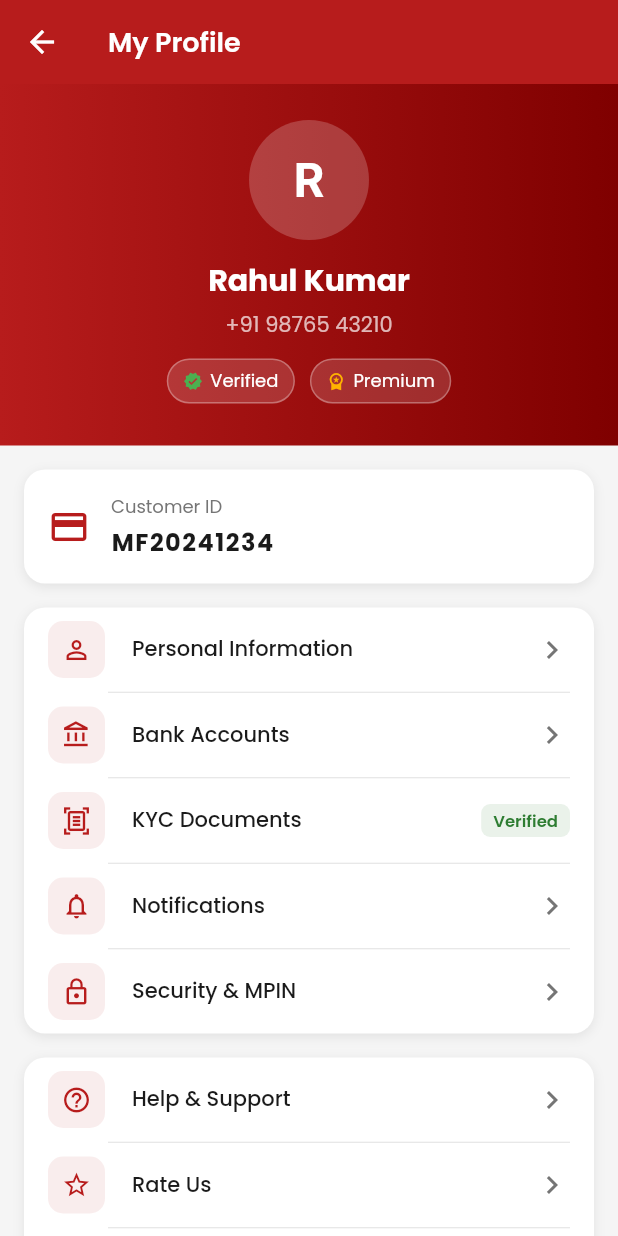
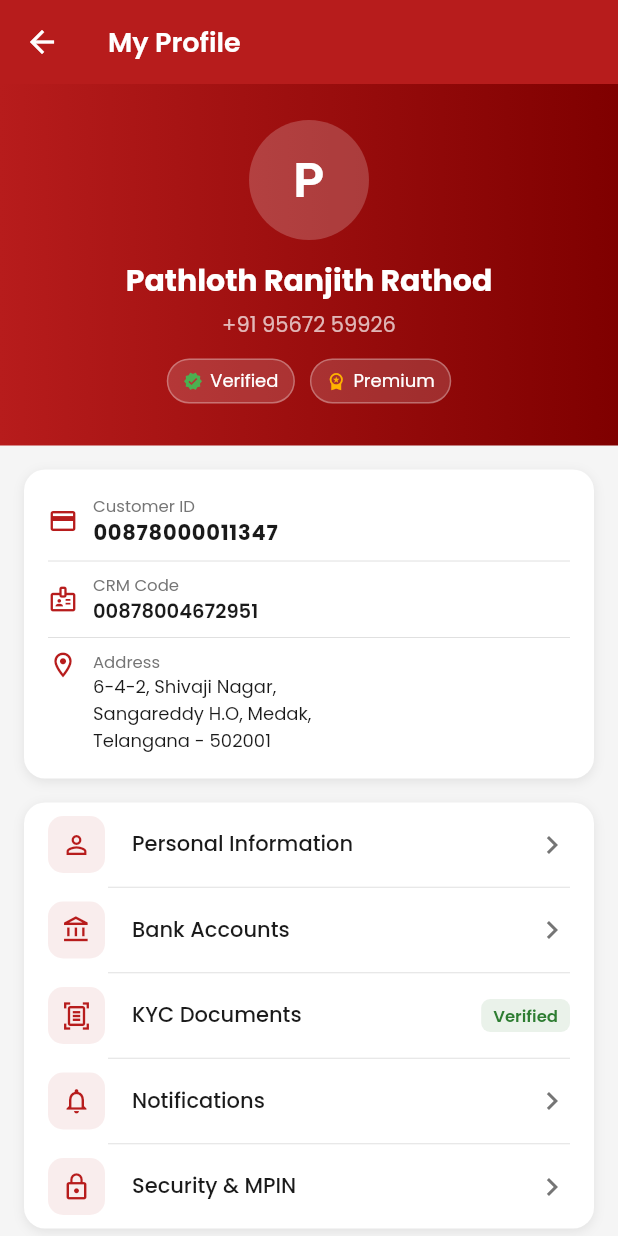
Before and after one commit to rahul1431/mobilehub, a Flutter app: the ProfileScreen screen opened by its route, on a phone screen of 412 x 824 dp. Run offline on Flutter 3.47's test engine with Material 3 defaults, Android fonts, the phone set to English and light mode, and no system bars; our stand-ins replace google_fonts.

Commit message:
feat: Populate real customer & loan data from sanction letter
Customer (Loan Sanction Letter 21/03/2022):
- Name: Pathloth Ranjith Rathod
- Customer ID: 00878000011347 | CRM: 00878004672951
- Address: 6-4-2 Shivaji Nagar, Sangareddy, Medak, Telangana 502001
- Phone: +91 95672 59926

Loan 00878/MH/PI/000286 — Muthoot High Value Plus:
- Amount: ₹1,94,000 | Eligible: ₹1,95,924
- Gold: 7 items (Laxmi Hara, 2 Rings, 4 Studs)
- Gross: 59g | Net: 56.3g | Rate: ₹3480/g
- Interest: 24% p.a. | EAR: 26.82% | No EMI Due

Updated: profile address/CRM card, loan status ornament table,
gold loan screen, notifications, apply loan form prefill, home greeting.

https://claude.ai/code/session_01T3684wGuNjY8rdHdEmBUHL

```diff
--- a/lib/models/models.dart
+++ b/lib/models/models.dart
@@ -2,6 +2,8 @@ class UserModel {
   final String name;
   final String mobile;
   final String customerId;
+  final String crmCode;
+  final String address;
   final String kycStatus;
   final String accountType;
 
@@ -9,28 +11,64 @@ class UserModel {
     required this.name,
     required this.mobile,
     required this.customerId,
+    required this.crmCode,
+    required this.address,
     required this.kycStatus,
     required this.accountType,
   });
 }
 
+class GoldOrnament {
+  final String name;
+  final int count;
+  final double grossWeight;
+  final double deduction;
+  final double netWeight;
+  final double ratePerGram;
+
+  const GoldOrnament({
+    required this.name,
+    required this.count,
+    required this.grossWeight,
+    required this.deduction,
+    required this.netWeight,
+    required this.ratePerGram,
+  });
+
+  double get eligibleAmount => netWeight * ratePerGram;
+}
+
 class GoldLoan {
   final String loanId;
+  final String scheme;
   final double amount;
-  final double goldWeight;
+  final double eligibleAmount;
+  final double grossWeight;
+  final double netWeight;
   final double interestRate;
+  final double annualizedRate;
+  final DateTime sanctionDate;
   final DateTime dueDate;
   final String status;
   final double outstandingAmount;
+  final String paymentMode;
+  final List<GoldOrnament> ornaments;
 
   const GoldLoan({
     required this.loanId,
+    required this.scheme,
     required this.amount,
-    required this.goldWeight,
+    required this.eligibleAmount,
+    required this.grossWeight,
+    required this.netWeight,
     required this.interestRate,
+    required this.annualizedRate,
+    required this.sanctionDate,
     required this.dueDate,
     required this.status,
     required this.outstandingAmount,
+    required this.paymentMode,
+    required this.ornaments,
   });
 }
 
@@ -88,12 +126,14 @@ class Branch {
   });
 }
 
-// Mock data
+// Mock data — real values from Loan Sanction Letter dated 21/03/2022
 class MockData {
   static const user = UserModel(
-    name: 'Rahul Kumar',
-    mobile: '+91 98765 43210',
-    customerId: 'MF20241234',
+    name: 'Pathloth Ranjith Rathod',
+    mobile: '+91 95672 59926',
+    customerId: '00878000011347',
+    crmCode: '00878004672951',
+    address: '6-4-2, Shivaji Nagar,\nSangareddy H.O, Medak,\nTelangana - 502001',
     kycStatus: 'Verified',
     accountType: 'Premium',
   );
@@ -108,42 +148,65 @@ class MockData {
 
   static final loans = [
     GoldLoan(
-      loanId: 'GL-2024-001',
-      amount: 50000,
-      goldWeight: 10.5,
-      interestRate: 12.0,
-      dueDate: DateTime.now().add(const Duration(days: 30)),
+      loanId: '00878/MH/PI/000286',
+      scheme: 'Muthoot High Value Plus',
+      amount: 194000,
+      eligibleAmount: 195924,
+      grossWeight: 59.0,
+      netWeight: 56.3,
+      interestRate: 24.0,
+      annualizedRate: 26.82,
+      sanctionDate: DateTime(2022, 3, 21),
+      dueDate: DateTime(2027, 3, 21),
       status: 'Active',
-      outstandingAmount: 52500,
-    ),
-    GoldLoan(
-      loanId: 'GL-2024-002',
-      amount: 25000,
-      goldWeight: 5.2,
-      interestRate: 12.0,
-      dueDate: DateTime.now().add(const Duration(days: 60)),
-      status: 'Active',
-      outstandingAmount: 26200,
+      outstandingAmount: 194000,
+      paymentMode: 'Cash',
+      ornaments: const [
+        GoldOrnament(
+          name: 'Laxmi Hara',
+          count: 1,
+          grossWeight: 37.600,
+          deduction: 1.600,
+          netWeight: 36.000,
+          ratePerGram: 3480,
+        ),
+        GoldOrnament(
+          name: 'Rings',
+          count: 2,
+          grossWeight: 7.900,
+          deduction: 0.100,
+          netWeight: 7.800,
+          ratePerGram: 3480,
+        ),
+        GoldOrnament(
+          name: 'Studs',
+          count: 4,
+          grossWeight: 13.500,
+          deduction: 1.000,
+          netWeight: 12.500,
+          ratePerGram: 3480,
+        ),
+      ],
     ),
   ];
 
   static final transactions = [
     Transaction(
       id: 'TXN001',
-      title: 'EMI Payment',
-      subtitle: 'Gold Loan GL-2024-001',
-      amount: 5000,
-      isCredit: false,
-      date: DateTime.now().subtract(const Duration(days: 2)),
+      title: 'Loan Disbursement',
+      subtitle: '00878/MH/PI/000286',
+      amount: 194000,
+      isCredit: true,
+      date: DateTime(2022, 3, 21),
       status: 'Success',
     ),
     Transaction(
       id: 'TXN002',
-      title: 'Loan Disbursement',
-      subtitle: 'Gold Loan GL-2024-002',
-      amount: 25000,
+      title: 'Gold Appraisal Done',
+      subtitle: '7 items • 56.3g net weight',
+      amount: 195924,
       isCredit: true,
-      date: DateTime.now().subtract(const Duration(days: 7)),
+      date: DateTime(2022, 3, 21),
       status: 'Success',
     ),
     Transaction(
@@ -158,7 +221,7 @@ class MockData {
     Transaction(
       id: 'TXN004',
       title: 'Money Transfer',
-      subtitle: 'To: John Doe',
+      subtitle: 'NEFT / RTGS',
       amount: 10000,
       isCredit: false,
       date: DateTime.now().subtract(const Duration(days: 15)),
@@ -168,28 +231,28 @@ class MockData {
 
   static final branches = [
     Branch(
-      name: 'Muthoot Finance - MG Road',
-      address: '45, MG Road, Near Metro Station',
-      city: 'Bangalore',
-      phone: '080-41234567',
-      distance: 0.8,
+      name: 'Muthoot Finance - Sangareddy',
+      address: 'Main Road, Sangareddy H.O, Medak',
+      city: 'Sangareddy',
+      phone: '08455-272323',
+      distance: 0.5,
       isOpen: true,
     ),
     Branch(
-      name: 'Muthoot Finance - Koramangala',
-      address: '12, 80 Feet Road, 4th Block',
-      city: 'Bangalore',
-      phone: '080-41234568',
-      distance: 2.3,
+      name: 'Muthoot Finance - Medak',
+      address: 'Near Collectorate, Medak',
+      city: 'Medak',
+      phone: '08452-221100',
+      distance: 3.2,
       isOpen: true,
     ),
     Branch(
-      name: 'Muthoot Finance - Indiranagar',
-      address: '100 Feet Road, HAL 2nd Stage',
-      city: 'Bangalore',
-      phone: '080-41234569',
-      distance: 3.7,
-      isOpen: false,
+      name: 'Muthoot Finance - Hyderabad',
+      address: 'Begumpet, Hyderabad',
+      city: 'Hyderabad',
+      phone: '040-27891234',
+      distance: 65.0,
+      isOpen: true,
     ),
   ];
 }
--- a/lib/screens/apply_loan_screen.dart
+++ b/lib/screens/apply_loan_screen.dart
@@ -18,7 +18,7 @@ class _ApplyLoanScreenState extends State<ApplyLoanScreen> {
   final _amountController = TextEditingController(text: '50000');
 
   // Step 2
-  final _nameController = TextEditingController(text: 'Rahul Kumar');
+  final _nameController = TextEditingController(text: 'Pathloth Ranjith Rathod');
   final _dobController = TextEditingController(text: '01/01/1990');
   final _panController = TextEditingController();
   String? _idType = 'Aadhaar Card';
--- a/lib/screens/home_screen.dart
+++ b/lib/screens/home_screen.dart
@@ -91,7 +91,7 @@ class _HomeScreenState extends State<HomeScreen> {
                               crossAxisAlignment: CrossAxisAlignment.start,
                               children: [
                                 const Text(
-                                  'Hello, Rahul 👋',
+                                  'Hello, Ranjith Rathod 👋',
                                   style: TextStyle(
                                     color: Colors.white,
                                     fontSize: 18,
@@ -100,7 +100,7 @@ class _HomeScreenState extends State<HomeScreen> {
                                 ),
                                 const SizedBox(height: 2),
                                 Text(
-                                  'Customer ID: MF20241234',
+                                  'Customer ID: 00878000011347',
                                   style: TextStyle(
                                     color: Colors.white.withOpacity(0.75),
                                     fontSize: 12,
@@ -565,7 +565,7 @@ class _LoanCard extends StatelessWidget {
           ),
           const Spacer(),
           Text(
-            'Due in $daysLeft days',
+            daysLeft > 90 ? 'No EMI Due' : 'Due in $daysLeft days',
             style: const TextStyle(
                 color: AppColors.gold, fontSize: 11),
           ),
--- a/lib/screens/profile_screen.dart
+++ b/lib/screens/profile_screen.dart
@@ -80,29 +80,35 @@ class ProfileScreen extends StatelessWidget {
                       offset: Offset(0, 2))
                 ],
               ),
-              child: Row(
+              child: Column(
+                crossAxisAlignment: CrossAxisAlignment.start,
                 children: [
-                  const Icon(Icons.credit_card,
-                      color: AppColors.primary, size: 28),
-                  const SizedBox(width: 14),
-                  Column(
-                    crossAxisAlignment: CrossAxisAlignment.start,
-                    children: [
-                      const Text('Customer ID',
-                          style: TextStyle(
-                              fontSize: 12, color: AppColors.textGrey)),
-                      const SizedBox(height: 2),
-                      Text(
-                        user.customerId,
-                        style: const TextStyle(
-                          fontSize: 16,
-                          fontWeight: FontWeight.w700,
-                          color: AppColors.textDark,
-                          letterSpacing: 1,
-                        ),
-                      ),
-                    ],
-                  ),
+                  Row(children: [
+                    const Icon(Icons.credit_card, color: AppColors.primary, size: 20),
+                    const SizedBox(width: 10),
+                    Column(crossAxisAlignment: CrossAxisAlignment.start, children: [
+                      const Text('Customer ID', style: TextStyle(fontSize: 11, color: AppColors.textGrey)),
+                      Text(user.customerId, style: const TextStyle(fontSize: 14, fontWeight: FontWeight.w700, color: AppColors.textDark, letterSpacing: 0.5)),
+                    ]),
+                  ]),
+                  const Divider(height: 16),
+                  Row(children: [
+                    const Icon(Icons.badge_outlined, color: AppColors.primary, size: 20),
+                    const SizedBox(width: 10),
+                    Column(crossAxisAlignment: CrossAxisAlignment.start, children: [
+                      const Text('CRM Code', style: TextStyle(fontSize: 11, color: AppColors.textGrey)),
+                      Text(user.crmCode, style: const TextStyle(fontSize: 13, fontWeight: FontWeight.w600, color: AppColors.textDark)),
+                    ]),
+                  ]),
+                  const Divider(height: 16),
+                  Row(crossAxisAlignment: CrossAxisAlignment.start, children: [
+                    const Icon(Icons.location_on_outlined, color: AppColors.primary, size: 20),
+                    const SizedBox(width: 10),
+                    Expanded(child: Column(crossAxisAlignment: CrossAxisAlignment.start, children: [
+                      const Text('Address', style: TextStyle(fontSize: 11, color: AppColors.textGrey)),
+                      Text(user.address, style: const TextStyle(fontSize: 12, color: AppColors.textDark, height: 1.5)),
+                    ])),
+                  ]),
                 ],
               ),
             ),
```
Also changed, not shown: lib/screens/gold_loan_screen.dart (+6 -4 lines), lib/screens/loan_status_screen.dart (+50 -18 lines), lib/screens/notifications_screen.dart (+14 -14 lines).
